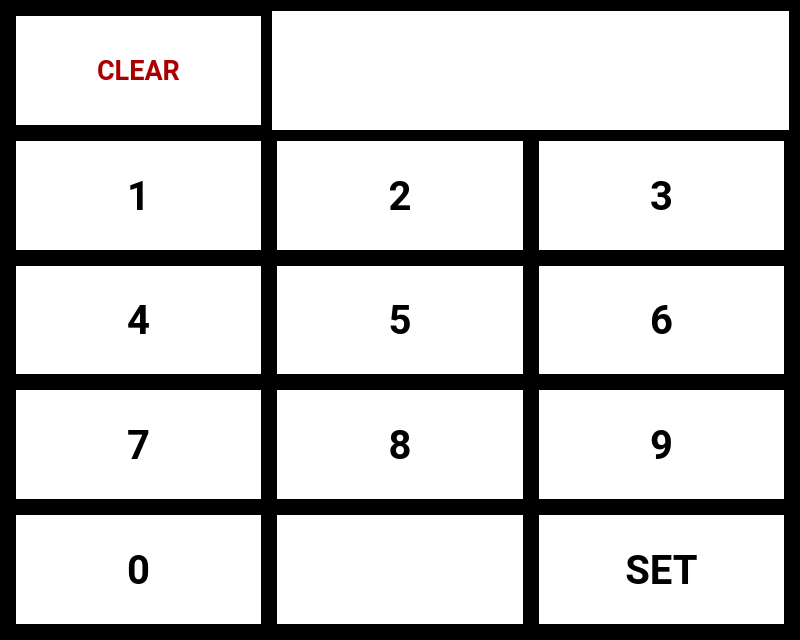
Above: Keypad.ui from UnexplodedMinds/Rosco before the change. Below: the same form after it.
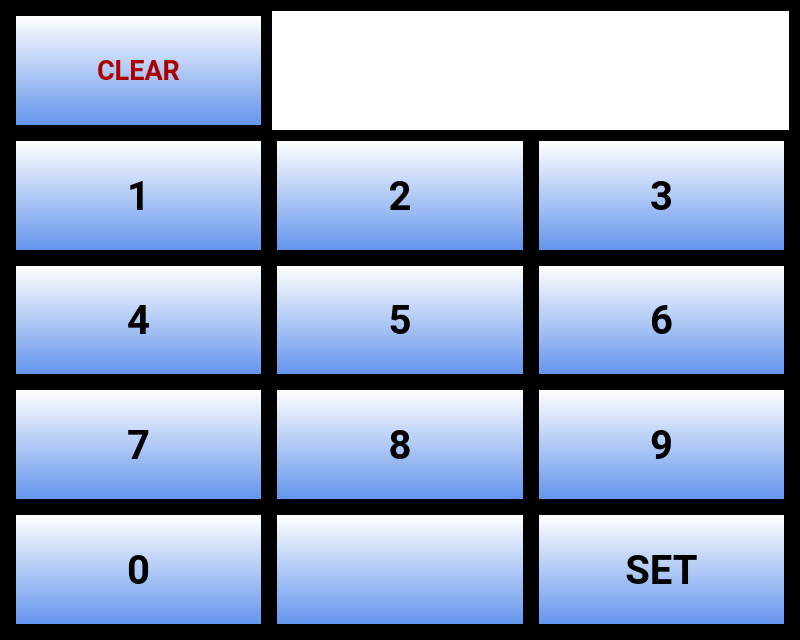
That is the form after the change. Icons and pictures are not drawn.

Commit message: UI updates, gradient buttons, traffic all/adsb/off added instead of on/off.

Diff of the .ui file:
```diff
--- a/Keypad.ui
+++ b/Keypad.ui
@@ -104,7 +104,11 @@
    <string>Form</string>
   </property>
   <property name="styleSheet">
-   <string notr="true">QPushButton { border: none; background-color: white; margin: 5px; }</string>
+   <string notr="true">QPushButton
+{
+	 border: none;
+	background-color: qlineargradient( x1:0, y1:0, x2:0, y2:1, stop: 0 white, stop:1 CornflowerBlue ); margin: 5px;
+}</string>
   </property>
   <layout class="QGridLayout" name="gridLayout">
    <item row="5" column="1">
@@ -462,12 +466,23 @@
       <palette>
        <active>
         <colorrole role="Button">
-         <brush brushstyle="SolidPattern">
+         <brush brushstyle="LinearGradientPattern">
+          <gradient startx="0.000000000000000" starty="0.000000000000000" endx="0.000000000000000" endy="1.000000000000000" type="LinearGradient" spread="PadSpread" coordinatemode="ObjectBoundingMode">
+           <gradientstop position="0.000000000000000">
           <color alpha="255">
            <red>255</red>
            <green>255</green>
            <blue>255</blue>
           </color>
+           </gradientstop>
+           <gradientstop position="1.000000000000000">
+            <color alpha="255">
+             <red>100</red>
+             <green>149</green>
+             <blue>237</blue>
+            </color>
+           </gradientstop>
+          </gradient>
          </brush>
         </colorrole>
         <colorrole role="ButtonText">
@@ -480,32 +495,65 @@
          </brush>
         </colorrole>
         <colorrole role="Base">
-         <brush brushstyle="SolidPattern">
+         <brush brushstyle="LinearGradientPattern">
+          <gradient startx="0.000000000000000" starty="0.000000000000000" endx="0.000000000000000" endy="1.000000000000000" type="LinearGradient" spread="PadSpread" coordinatemode="ObjectBoundingMode">
+           <gradientstop position="0.000000000000000">
           <color alpha="255">
            <red>255</red>
            <green>255</green>
            <blue>255</blue>
           </color>
+           </gradientstop>
+           <gradientstop position="1.000000000000000">
+            <color alpha="255">
+             <red>100</red>
+             <green>149</green>
+             <blue>237</blue>
+            </color>
+           </gradientstop>
+          </gradient>
          </brush>
         </colorrole>
         <colorrole role="Window">
-         <brush brushstyle="SolidPattern">
+         <brush brushstyle="LinearGradientPattern">
+          <gradient startx="0.000000000000000" starty="0.000000000000000" endx="0.000000000000000" endy="1.000000000000000" type="LinearGradient" spread="PadSpread" coordinatemode="ObjectBoundingMode">
+           <gradientstop position="0.000000000000000">
           <color alpha="255">
            <red>255</red>
            <green>255</green>
            <blue>255</blue>
           </color>
+           </gradientstop>
+           <gradientstop position="1.000000000000000">
+            <color alpha="255">
+             <red>100</red>
+             <green>149</green>
+             <blue>237</blue>
+            </color>
+           </gradientstop>
+          </gradient>
          </brush>
         </colorrole>
        </active>
        <inactive>
         <colorrole role="Button">
-         <brush brushstyle="SolidPattern">
+         <brush brushstyle="LinearGradientPattern">
+          <gradient startx="0.000000000000000" starty="0.000000000000000" endx="0.000000000000000" endy="1.000000000000000" type="LinearGradient" spread="PadSpread" coordinatemode="ObjectBoundingMode">
+           <gradientstop position="0.000000000000000">
           <color alpha="255">
            <red>255</red>
            <green>255</green>
            <blue>255</blue>
           </color>
+           </gradientstop>
+           <gradientstop position="1.000000000000000">
+            <color alpha="255">
+             <red>100</red>
+             <green>149</green>
+             <blue>237</blue>
+            </color>
+           </gradientstop>
+          </gradient>
          </brush>
         </colorrole>
         <colorrole role="ButtonText">
@@ -518,32 +566,65 @@
          </brush>
         </colorrole>
         <colorrole role="Base">
-         <brush brushstyle="SolidPattern">
+         <brush brushstyle="LinearGradientPattern">
+          <gradient startx="0.000000000000000" starty="0.000000000000000" endx="0.000000000000000" endy="1.000000000000000" type="LinearGradient" spread="PadSpread" coordinatemode="ObjectBoundingMode">
+           <gradientstop position="0.000000000000000">
           <color alpha="255">
            <red>255</red>
            <green>255</green>
            <blue>255</blue>
           </color>
+           </gradientstop>
+           <gradientstop position="1.000000000000000">
+            <color alpha="255">
+             <red>100</red>
+             <green>149</green>
+             <blue>237</blue>
+            </color>
+           </gradientstop>
+          </gradient>
          </brush>
         </colorrole>
         <colorrole role="Window">
-         <brush brushstyle="SolidPattern">
+         <brush brushstyle="LinearGradientPattern">
+          <gradient startx="0.000000000000000" starty="0.000000000000000" endx="0.000000000000000" endy="1.000000000000000" type="LinearGradient" spread="PadSpread" coordinatemode="ObjectBoundingMode">
+           <gradientstop position="0.000000000000000">
           <color alpha="255">
            <red>255</red>
            <green>255</green>
            <blue>255</blue>
           </color>
+           </gradientstop>
+           <gradientstop position="1.000000000000000">
+            <color alpha="255">
+             <red>100</red>
+             <green>149</green>
+             <blue>237</blue>
+            </color>
+           </gradientstop>
+          </gradient>
          </brush>
         </colorrole>
        </inactive>
        <disabled>
         <colorrole role="Button">
-         <brush brushstyle="SolidPattern">
+         <brush brushstyle="LinearGradientPattern">
+          <gradient startx="0.000000000000000" starty="0.000000000000000" endx="0.000000000000000" endy="1.000000000000000" type="LinearGradient" spread="PadSpread" coordinatemode="ObjectBoundingMode">
+           <gradientstop position="0.000000000000000">
           <color alpha="255">
            <red>255</red>
            <green>255</green>
            <blue>255</blue>
           </color>
+           </gradientstop>
+           <gradientstop position="1.000000000000000">
+            <color alpha="255">
+             <red>100</red>
+             <green>149</green>
+             <blue>237</blue>
+            </color>
+           </gradientstop>
+          </gradient>
          </brush>
         </colorrole>
         <colorrole role="ButtonText">
@@ -556,21 +637,43 @@
          </brush>
         </colorrole>
         <colorrole role="Base">
-         <brush brushstyle="SolidPattern">
+         <brush brushstyle="LinearGradientPattern">
+          <gradient startx="0.000000000000000" starty="0.000000000000000" endx="0.000000000000000" endy="1.000000000000000" type="LinearGradient" spread="PadSpread" coordinatemode="ObjectBoundingMode">
+           <gradientstop position="0.000000000000000">
           <color alpha="255">
            <red>255</red>
            <green>255</green>
            <blue>255</blue>
           </color>
+           </gradientstop>
+           <gradientstop position="1.000000000000000">
+            <color alpha="255">
+             <red>100</red>
+             <green>149</green>
+             <blue>237</blue>
+            </color>
+           </gradientstop>
+          </gradient>
          </brush>
         </colorrole>
         <colorrole role="Window">
-         <brush brushstyle="SolidPattern">
+         <brush brushstyle="LinearGradientPattern">
+          <gradient startx="0.000000000000000" starty="0.000000000000000" endx="0.000000000000000" endy="1.000000000000000" type="LinearGradient" spread="PadSpread" coordinatemode="ObjectBoundingMode">
+           <gradientstop position="0.000000000000000">
           <color alpha="255">
            <red>255</red>
            <green>255</green>
            <blue>255</blue>
           </color>
+           </gradientstop>
+           <gradientstop position="1.000000000000000">
+            <color alpha="255">
+             <red>100</red>
+             <green>149</green>
+             <blue>237</blue>
+            </color>
+           </gradientstop>
+          </gradient>
          </brush>
         </colorrole>
        </disabled>
```
Lines whose indentation alone changed are shown as unchanged. The commit also changes 8 other files.
